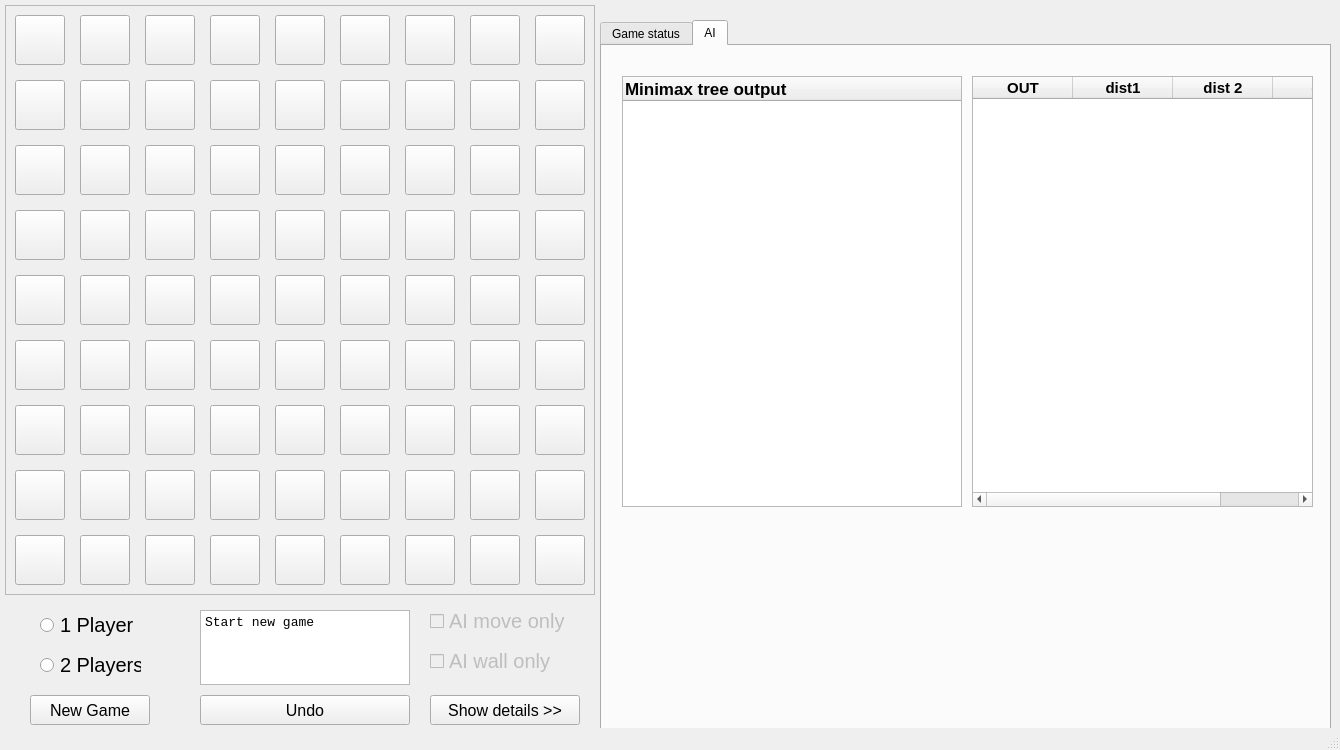
Old version of the form quoridor.ui in the repository crimvael/quoridor.
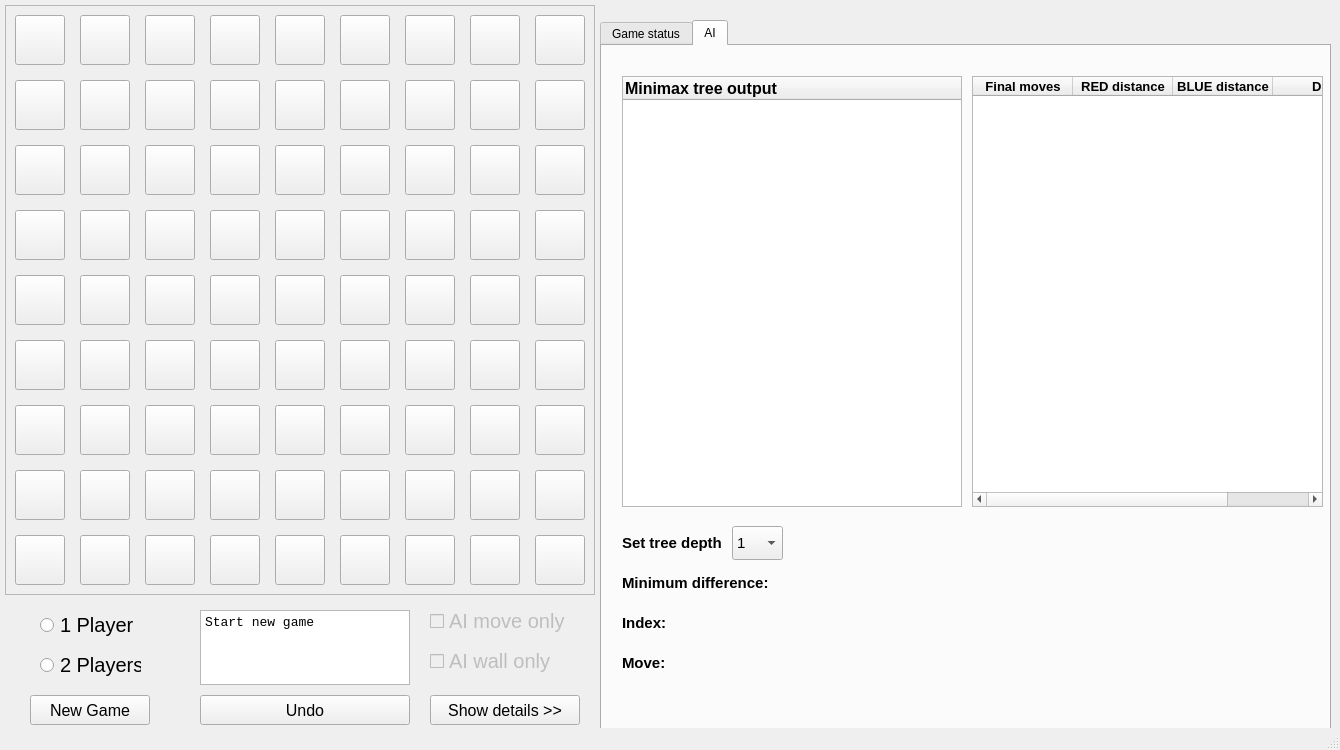
New version of the form.

The edit to the form file:
```diff
--- a/quoridor.ui
+++ b/quoridor.ui
@@ -2245,7 +2245,7 @@
        </property>
        <property name="font">
         <font>
-         <pointsize>13</pointsize>
+         <pointsize>12</pointsize>
          <bold>true</bold>
         </font>
        </property>
@@ -2256,55 +2256,276 @@
        <rect>
         <x>370</x>
         <y>30</y>
-        <width>341</width>
+        <width>351</width>
         <height>431</height>
        </rect>
       </property>
+      <property name="font">
+       <font>
+        <pointsize>11</pointsize>
+       </font>
+      </property>
+      <property name="editTriggers">
+       <set>QAbstractItemView::NoEditTriggers</set>
+      </property>
       <column>
        <property name="text">
-        <string>OUT</string>
+        <string>Final moves</string>
        </property>
        <property name="font">
         <font>
-         <pointsize>11</pointsize>
+         <pointsize>10</pointsize>
          <bold>true</bold>
         </font>
        </property>
       </column>
       <column>
        <property name="text">
-        <string>dist1</string>
+        <string>RED distance</string>
        </property>
        <property name="font">
         <font>
-         <pointsize>11</pointsize>
+         <pointsize>10</pointsize>
          <bold>true</bold>
         </font>
        </property>
       </column>
       <column>
        <property name="text">
-        <string>dist 2</string>
+        <string>BLUE distance</string>
        </property>
        <property name="font">
         <font>
-         <pointsize>11</pointsize>
+         <pointsize>10</pointsize>
          <bold>true</bold>
         </font>
        </property>
       </column>
       <column>
        <property name="text">
-        <string>diff</string>
+        <string>Diff</string>
        </property>
        <property name="font">
         <font>
-         <pointsize>11</pointsize>
+         <pointsize>10</pointsize>
          <bold>true</bold>
         </font>
        </property>
       </column>
      </widget>
+     <widget class="QLabel" name="label_17">
+      <property name="geometry">
+       <rect>
+        <x>20</x>
+        <y>600</y>
+        <width>51</width>
+        <height>34</height>
+       </rect>
+      </property>
+      <property name="font">
+       <font>
+        <pointsize>11</pointsize>
+        <bold>true</bold>
+       </font>
+      </property>
+      <property name="text">
+       <string>Move:</string>
+      </property>
+     </widget>
+     <widget class="QLabel" name="label_13">
+      <property name="geometry">
+       <rect>
+        <x>20</x>
+        <y>519</y>
+        <width>159</width>
+        <height>35</height>
+       </rect>
+      </property>
+      <property name="font">
+       <font>
+        <pointsize>11</pointsize>
+        <bold>true</bold>
+       </font>
+      </property>
+      <property name="text">
+       <string>Minimum difference:   </string>
+      </property>
+     </widget>
+     <widget class="QLabel" name="label_12">
+      <property name="geometry">
+       <rect>
+        <x>20</x>
+        <y>480</y>
+        <width>111</width>
+        <height>34</height>
+       </rect>
+      </property>
+      <property name="font">
+       <font>
+        <pointsize>11</pointsize>
+        <bold>true</bold>
+       </font>
+      </property>
+      <property name="text">
+       <string>Set tree depth</string>
+      </property>
+     </widget>
+     <widget class="QLabel" name="label_14">
+      <property name="geometry">
+       <rect>
+        <x>20</x>
+        <y>560</y>
+        <width>51</width>
+        <height>34</height>
+       </rect>
+      </property>
+      <property name="font">
+       <font>
+        <pointsize>11</pointsize>
+        <bold>true</bold>
+       </font>
+      </property>
+      <property name="text">
+       <string>Index:</string>
+      </property>
+     </widget>
+     <widget class="QLabel" name="label_18">
+      <property name="geometry">
+       <rect>
+        <x>70</x>
+        <y>600</y>
+        <width>101</width>
+        <height>34</height>
+       </rect>
+      </property>
+      <property name="font">
+       <font>
+        <pointsize>11</pointsize>
+       </font>
+      </property>
+      <property name="text">
+       <string/>
+      </property>
+      <property name="alignment">
+       <set>Qt::AlignCenter</set>
+      </property>
+     </widget>
+     <widget class="QComboBox" name="comboBox">
+      <property name="geometry">
+       <rect>
+        <x>130</x>
+        <y>480</y>
+        <width>51</width>
+        <height>34</height>
+       </rect>
+      </property>
+      <property name="font">
+       <font>
+        <pointsize>11</pointsize>
+       </font>
+      </property>
+      <property name="editable">
+       <bool>false</bool>
+      </property>
+      <property name="currentText">
+       <string>4</string>
+      </property>
+      <property name="maxCount">
+       <number>10</number>
+      </property>
+      <item>
+       <property name="text">
+        <string>1</string>
+       </property>
+      </item>
+      <item>
+       <property name="text">
+        <string>2</string>
+       </property>
+      </item>
+      <item>
+       <property name="text">
+        <string>3</string>
+       </property>
+      </item>
+      <item>
+       <property name="text">
+        <string>4</string>
+       </property>
+      </item>
+      <item>
+       <property name="text">
+        <string>5</string>
+       </property>
+      </item>
+      <item>
+       <property name="text">
+        <string>6</string>
+       </property>
+      </item>
+      <item>
+       <property name="text">
+        <string>7</string>
+       </property>
+      </item>
+      <item>
+       <property name="text">
+        <string>8</string>
+       </property>
+      </item>
+      <item>
+       <property name="text">
+        <string>9</string>
+       </property>
+      </item>
+      <item>
+       <property name="text">
+        <string>10</string>
+       </property>
+      </item>
+     </widget>
+     <widget class="QLabel" name="label_16">
+      <property name="geometry">
+       <rect>
+        <x>80</x>
+        <y>560</y>
+        <width>31</width>
+        <height>34</height>
+       </rect>
+      </property>
+      <property name="font">
+       <font>
+        <pointsize>11</pointsize>
+       </font>
+      </property>
+      <property name="text">
+       <string/>
+      </property>
+      <property name="alignment">
+       <set>Qt::AlignCenter</set>
+      </property>
+     </widget>
+     <widget class="QLabel" name="label_15">
+      <property name="geometry">
+       <rect>
+        <x>180</x>
+        <y>519</y>
+        <width>31</width>
+        <height>35</height>
+       </rect>
+      </property>
+      <property name="font">
+       <font>
+        <pointsize>11</pointsize>
+       </font>
+      </property>
+      <property name="text">
+       <string/>
+      </property>
+      <property name="alignment">
+       <set>Qt::AlignCenter</set>
+      </property>
+     </widget>
     </widget>
    </widget>
    <widget class="QCheckBox" name="checkBox">
```
Left out of the diff: 71 changed lines with no effect on the pictures.
